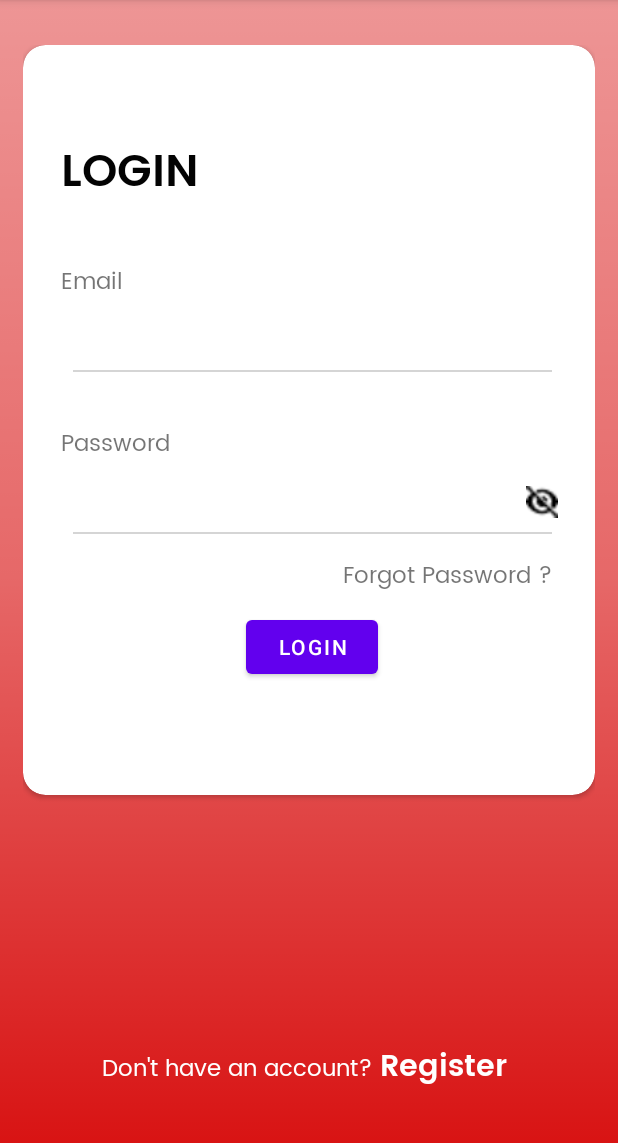
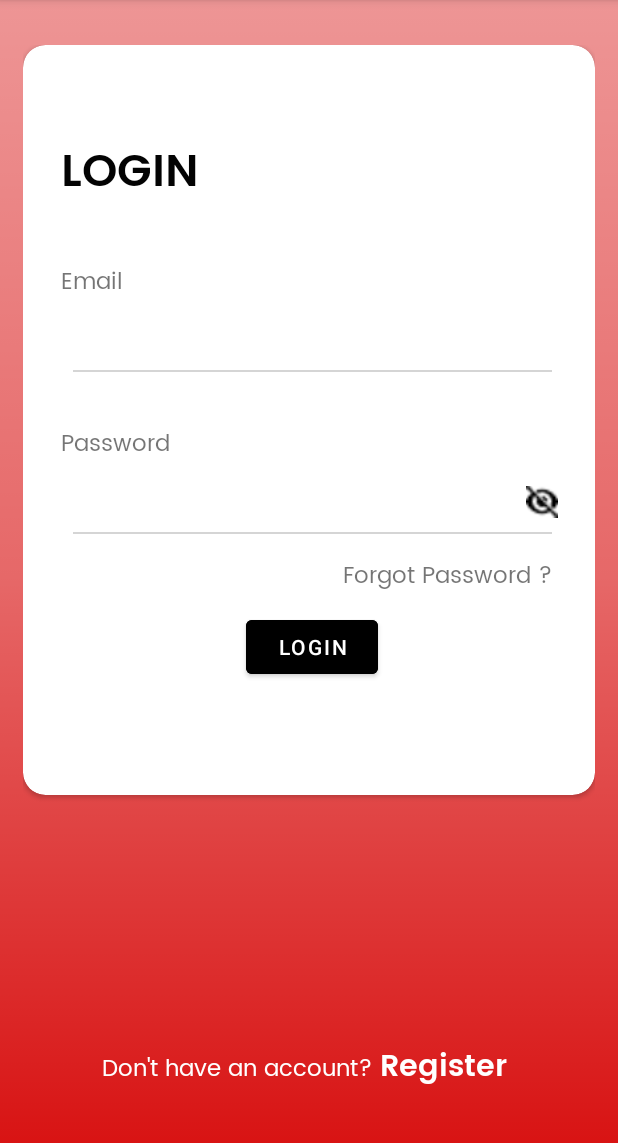
Before and after one commit to MohitSinghPardeshi/Food_Distribution_Application, an Android app: the screen it shows after launch (SignInActivity), on a phone screen of 412 x 824 dp, the part 84-1227 px from its top. Run offline under Robolectric (Android 15) with nearby library versions, the phone set to English and light mode, and no system bars; our stand-ins replace Firebase (no records; nobody signed in at launch, a user with empty details on screens opened directly).

Commit message:
login button color changed to black

```diff
--- a/app/src/main/res/layout/activity_sign_in.xml
+++ b/app/src/main/res/layout/activity_sign_in.xml
@@ -144,6 +144,7 @@
                     android:layout_width="wrap_content"
                     android:layout_height="wrap_content"
                     android:layout_marginTop="10dp"
+                    android:backgroundTint="@color/black"
                     android:text="Login"
                     android:layout_gravity="center_horizontal"></Button>
 
```
